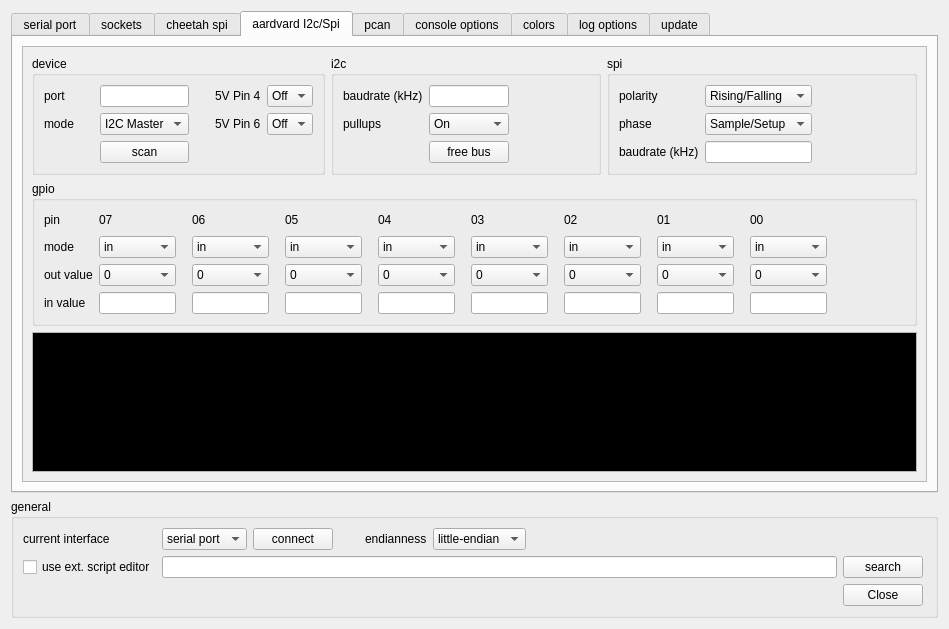
Before: the Qt Designer form ScriptCommunicator/settingsdialog.ui in szieke/ScriptCommunicator_serial-terminal, drawn with Qt 5.
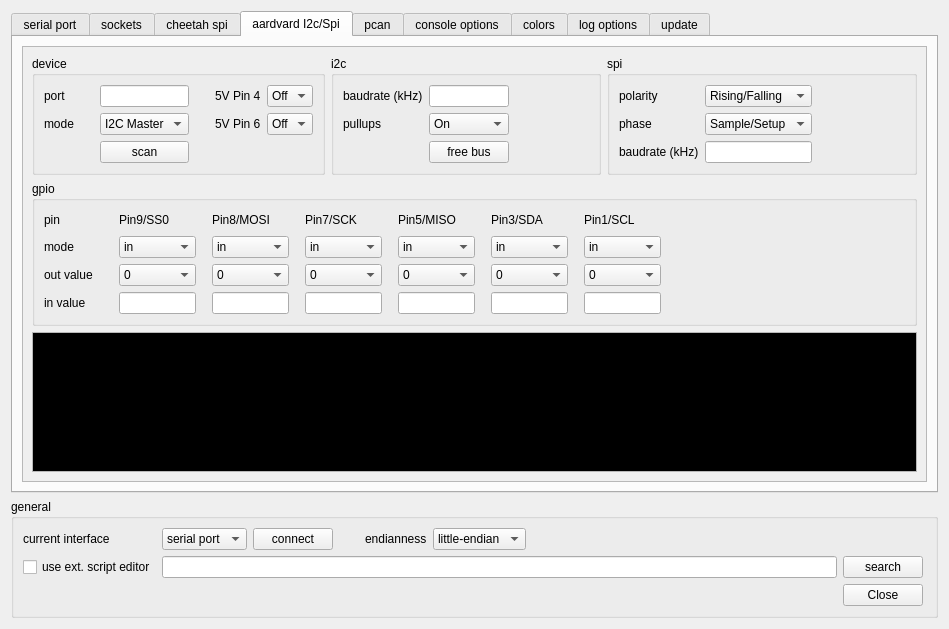
After: the same form once the commit is applied. The open tabs and pages were chosen to show the change. Icons and pictures are not drawn. Custom widgets are drawn as their Qt base class.

Commit message: Aardvard I2C/SPI implemented.

```diff
--- a/ScriptCommunicator/settingsdialog.ui
+++ b/ScriptCommunicator/settingsdialog.ui
@@ -1147,8 +1147,8 @@
            <rect>
             <x>0</x>
             <y>0</y>
-            <width>769</width>
-            <height>352</height>
+            <width>905</width>
+            <height>445</height>
            </rect>
           </property>
           <layout class="QGridLayout" name="gridLayout_18">
@@ -1350,22 +1350,6 @@
               <string>gpio</string>
              </property>
              <layout class="QGridLayout" name="gridLayout_17">
-              <item row="1" column="4">
-               <spacer name="horizontalSpacer_16">
-                <property name="orientation">
-                 <enum>Qt::Horizontal</enum>
-                </property>
-                <property name="sizeType">
-                 <enum>QSizePolicy::Fixed</enum>
-                </property>
-                <property name="sizeHint" stdset="0">
-                 <size>
-                  <width>10</width>
-                  <height>20</height>
-                 </size>
-                </property>
-               </spacer>
-              </item>
               <item row="3" column="0">
                <widget class="QLabel" name="label_43">
                 <property name="text">
@@ -1373,287 +1357,30 @@
                 </property>
                </widget>
               </item>
-              <item row="2" column="15">
-               <widget class="QComboBox" name="aardvardGpioOutValue0">
-                <item>
-                 <property name="text">
-                  <string>0</string>
-                 </property>
-                </item>
-                <item>
-                 <property name="text">
-                  <string>1</string>
-                 </property>
-                </item>
-               </widget>
-              </item>
-              <item row="0" column="11">
-               <widget class="QLabel" name="label_48">
-                <property name="text">
-                 <string>02</string>
+              <item row="1" column="2">
+               <spacer name="horizontalSpacer_16">
+                <property name="orientation">
+                 <enum>Qt::Horizontal</enum>
                 </property>
-               </widget>
-              </item>
-              <item row="2" column="13">
-               <widget class="QComboBox" name="aardvardGpioOutValue1">
-                <item>
-                 <property name="text">
-                  <string>0</string>
-                 </property>
-                </item>
-                <item>
-                 <property name="text">
-                  <string>1</string>
-                 </property>
-                </item>
-               </widget>
-              </item>
-              <item row="3" column="1">
-               <widget class="QLineEdit" name="aardvardGpioInValue7">
-                <property name="sizePolicy">
-                 <sizepolicy hsizetype="Ignored" vsizetype="Fixed">
-                  <horstretch>0</horstretch>
-                  <verstretch>0</verstretch>
-                 </sizepolicy>
+                <property name="sizeType">
+                 <enum>QSizePolicy::Fixed</enum>
                 </property>
-                <property name="readOnly">
-                 <bool>true</bool>
+                <property name="sizeHint" stdset="0">
+                 <size>
+                  <width>10</width>
+                  <height>20</height>
+                 </size>
                 </property>
-               </widget>
-              </item>
-              <item row="0" column="0">
-               <widget class="QLabel" name="label_39">
-                <property name="text">
-                 <string>pin</string>
-                </property>
-               </widget>
-              </item>
-              <item row="0" column="13">
-               <widget class="QLabel" name="label_49">
-                <property name="text">
-                 <string>01</string>
-                </property>
-               </widget>
-              </item>
-              <item row="1" column="9">
-               <widget class="QComboBox" name="aardvardGpioMode3">
-                <item>
-                 <property name="text">
-                  <string>in</string>
-                 </property>
-                </item>
-                <item>
-                 <property name="text">
-                  <string>out</string>
-                 </property>
-                </item>
-                <item>
-                 <property name="text">
-                  <string>in pullup</string>
-                 </property>
-                </item>
-               </widget>
-              </item>
-              <item row="2" column="7">
-               <widget class="QComboBox" name="aardvardGpioOutValue4">
-                <item>
-                 <property name="text">
-                  <string>0</string>
-                 </property>
-                </item>
-                <item>
-                 <property name="text">
-                  <string>1</string>
-                 </property>
-                </item>
-               </widget>
-              </item>
-              <item row="1" column="1">
-               <widget class="QComboBox" name="aardvardGpioMode7">
-                <item>
-                 <property name="text">
-                  <string>in</string>
-                 </property>
-                </item>
-                <item>
-                 <property name="text">
-                  <string>out</string>
-                 </property>
-                </item>
-                <item>
-                 <property name="text">
-                  <string>in pullup</string>
-                 </property>
-                </item>
-               </widget>
-              </item>
-              <item row="1" column="11">
-               <widget class="QComboBox" name="aardvardGpioMode2">
-                <item>
-                 <property name="text">
-                  <string>in</string>
-                 </property>
-                </item>
-                <item>
-                 <property name="text">
-                  <string>out</string>
-                 </property>
-                </item>
-                <item>
-                 <property name="text">
-                  <string>in pullup</string>
-                 </property>
-                </item>
-               </widget>
-              </item>
-              <item row="2" column="1">
-               <widget class="QComboBox" name="aardvardGpioOutValue7">
-                <item>
-                 <property name="text">
-                  <string>0</string>
-                 </property>
-                </item>
-                <item>
-                 <property name="text">
-                  <string>1</string>
-                 </property>
-                </item>
-               </widget>
+               </spacer>
               </item>
               <item row="0" column="7">
-               <widget class="QLabel" name="label_46">
-                <property name="text">
-                 <string>04</string>
-                </property>
-               </widget>
-              </item>
-              <item row="2" column="9">
-               <widget class="QComboBox" name="aardvardGpioOutValue3">
-                <item>
-                 <property name="text">
-                  <string>0</string>
-                 </property>
-                </item>
-                <item>
-                 <property name="text">
-                  <string>1</string>
-                 </property>
-                </item>
-               </widget>
-              </item>
-              <item row="2" column="0">
-               <widget class="QLabel" name="label_42">
-                <property name="text">
-                 <string>out value</string>
-                </property>
-               </widget>
-              </item>
-              <item row="0" column="16">
-               <spacer name="horizontalSpacer_14">
-                <property name="orientation">
-                 <enum>Qt::Horizontal</enum>
-                </property>
-                <property name="sizeHint" stdset="0">
-                 <size>
-                  <width>40</width>
-                  <height>20</height>
-                 </size>
-                </property>
-               </spacer>
-              </item>
-              <item row="0" column="1">
-               <widget class="QLabel" name="label_40">
-                <property name="text">
-                 <string>07</string>
-                </property>
-               </widget>
-              </item>
-              <item row="1" column="15">
-               <widget class="QComboBox" name="aardvardGpioMode0">
-                <item>
-                 <property name="text">
-                  <string>in</string>
-                 </property>
-                </item>
-                <item>
-                 <property name="text">
-                  <string>out</string>
-                 </property>
-                </item>
-                <item>
-                 <property name="text">
-                  <string>in pullup</string>
-                 </property>
-                </item>
-               </widget>
-              </item>
-              <item row="1" column="5">
-               <widget class="QComboBox" name="aardvardGpioMode5">
-                <item>
-                 <property name="text">
-                  <string>in</string>
-                 </property>
-                </item>
-                <item>
-                 <property name="text">
-                  <string>out</string>
-                 </property>
-                </item>
-                <item>
-                 <property name="text">
-                  <string>in pullup</string>
-                 </property>
-                </item>
-               </widget>
-              </item>
-              <item row="2" column="3">
-               <widget class="QComboBox" name="aardvardGpioOutValue6">
-                <item>
-                 <property name="text">
-                  <string>0</string>
-                 </property>
-                </item>
-                <item>
-                 <property name="text">
-                  <string>1</string>
-                 </property>
-                </item>
-               </widget>
-              </item>
-              <item row="1" column="0">
-               <widget class="QLabel" name="label_41">
-                <property name="text">
-                 <string>mode</string>
-                </property>
-               </widget>
-              </item>
-              <item row="1" column="13">
-               <widget class="QComboBox" name="aardvardGpioMode1">
-                <item>
-                 <property name="text">
-                  <string>in</string>
-                 </property>
-                </item>
-                <item>
-                 <property name="text">
-                  <string>out</string>
-                 </property>
-                </item>
-                <item>
-                 <property name="text">
-                  <string>in pullup</string>
-                 </property>
-                </item>
-               </widget>
-              </item>
-              <item row="0" column="9">
                <widget class="QLabel" name="label_47">
                 <property name="text">
-                 <string>03</string>
+                 <string>Pin7/SCK</string>
                 </property>
                </widget>
               </item>
-              <item row="2" column="5">
+              <item row="2" column="3">
                <widget class="QComboBox" name="aardvardGpioOutValue5">
                 <item>
                  <property name="text">
@@ -1667,40 +1394,7 @@
                 </item>
                </widget>
               </item>
-              <item row="0" column="5">
-               <widget class="QLabel" name="label_45">
-                <property name="text">
-                 <string>05</string>
-                </property>
-               </widget>
-              </item>
-              <item row="1" column="7">
-               <widget class="QComboBox" name="aardvardGpioMode4">
-                <item>
-                 <property name="text">
-                  <string>in</string>
-                 </property>
-                </item>
-                <item>
-                 <property name="text">
-                  <string>out</string>
-                 </property>
-                </item>
-                <item>
-                 <property name="text">
-                  <string>in pullup</string>
-                 </property>
-                </item>
-               </widget>
-              </item>
-              <item row="0" column="15">
-               <widget class="QLabel" name="label_50">
-                <property name="text">
-                 <string>00</string>
-                </property>
-               </widget>
-              </item>
-              <item row="2" column="11">
+              <item row="2" column="9">
                <widget class="QComboBox" name="aardvardGpioOutValue2">
                 <item>
                  <property name="text">
@@ -1714,46 +1408,7 @@
                 </item>
                </widget>
               </item>
-              <item row="1" column="3">
-               <widget class="QComboBox" name="aardvardGpioMode6">
-                <item>
-                 <property name="text">
-                  <string>in</string>
-                 </property>
-                </item>
-                <item>
-                 <property name="text">
-                  <string>out</string>
-                 </property>
-                </item>
-                <item>
-                 <property name="text">
-                  <string>in pullup</string>
-                 </property>
-                </item>
-               </widget>
-              </item>
-              <item row="0" column="3">
-               <widget class="QLabel" name="label_44">
-                <property name="text">
-                 <string>06</string>
-                </property>
-               </widget>
-              </item>
-              <item row="3" column="3">
-               <widget class="QLineEdit" name="aardvardGpioInValue6">
-                <property name="sizePolicy">
-                 <sizepolicy hsizetype="Ignored" vsizetype="Fixed">
-                  <horstretch>0</horstretch>
-                  <verstretch>0</verstretch>
-                 </sizepolicy>
-                </property>
-                <property name="readOnly">
-                 <bool>true</bool>
-                </property>
-               </widget>
-              </item>
-              <item row="3" column="15">
+              <item row="3" column="13">
                <widget class="QLineEdit" name="aardvardGpioInValue0">
                 <property name="sizePolicy">
                  <sizepolicy hsizetype="Ignored" vsizetype="Fixed">
@@ -1767,20 +1422,7 @@
                </widget>
               </item>
               <item row="3" column="5">
-               <widget class="QLineEdit" name="aardvardGpioInValue5">
-                <property name="sizePolicy">
-                 <sizepolicy hsizetype="Ignored" vsizetype="Fixed">
-                  <horstretch>0</horstretch>
-                  <verstretch>0</verstretch>
-                 </sizepolicy>
-                </property>
-                <property name="readOnly">
-                 <bool>true</bool>
-                </property>
-               </widget>
-              </item>
-              <item row="3" column="13">
-               <widget class="QLineEdit" name="aardvardGpioInValue1">
+               <widget class="QLineEdit" name="aardvardGpioInValue4">
                 <property name="sizePolicy">
                  <sizepolicy hsizetype="Ignored" vsizetype="Fixed">
                   <horstretch>0</horstretch>
@@ -1793,7 +1435,7 @@
                </widget>
               </item>
               <item row="3" column="9">
-               <widget class="QLineEdit" name="aardvardGpioInValue3">
+               <widget class="QLineEdit" name="aardvardGpioInValue2">
                 <property name="sizePolicy">
                  <sizepolicy hsizetype="Ignored" vsizetype="Fixed">
                   <horstretch>0</horstretch>
@@ -1806,7 +1448,7 @@
                </widget>
               </item>
               <item row="3" column="7">
-               <widget class="QLineEdit" name="aardvardGpioInValue4">
+               <widget class="QLineEdit" name="aardvardGpioInValue3">
                 <property name="sizePolicy">
                  <sizepolicy hsizetype="Ignored" vsizetype="Fixed">
                   <horstretch>0</horstretch>
@@ -1818,8 +1460,60 @@
                 </property>
                </widget>
               </item>
+              <item row="1" column="11">
+               <widget class="QComboBox" name="aardvardGpioMode1">
+                <item>
+                 <property name="text">
+                  <string>in</string>
+                 </property>
+                </item>
+                <item>
+                 <property name="text">
+                  <string>out</string>
+                 </property>
+                </item>
+                <item>
+                 <property name="text">
+                  <string>in pullup</string>
+                 </property>
+                </item>
+               </widget>
+              </item>
+              <item row="1" column="5">
+               <widget class="QComboBox" name="aardvardGpioMode4">
+                <item>
+                 <property name="text">
+                  <string>in</string>
+                 </property>
+                </item>
+                <item>
+                 <property name="text">
+                  <string>out</string>
+                 </property>
+                </item>
+                <item>
+                 <property name="text">
+                  <string>in pullup</string>
+                 </property>
+                </item>
+               </widget>
+              </item>
+              <item row="0" column="13">
+               <widget class="QLabel" name="label_50">
+                <property name="text">
+                 <string>Pin1/SCL</string>
+                </property>
+               </widget>
+              </item>
+              <item row="0" column="3">
+               <widget class="QLabel" name="label_45">
+                <property name="text">
+                 <string>Pin9/SS0</string>
+                </property>
+               </widget>
+              </item>
               <item row="3" column="11">
-               <widget class="QLineEdit" name="aardvardGpioInValue2">
+               <widget class="QLineEdit" name="aardvardGpioInValue1">
                 <property name="sizePolicy">
                  <sizepolicy hsizetype="Ignored" vsizetype="Fixed">
                   <horstretch>0</horstretch>
@@ -1831,6 +1525,206 @@
                 </property>
                </widget>
               </item>
+              <item row="3" column="3">
+               <widget class="QLineEdit" name="aardvardGpioInValue5">
+                <property name="sizePolicy">
+                 <sizepolicy hsizetype="Ignored" vsizetype="Fixed">
+                  <horstretch>0</horstretch>
+                  <verstretch>0</verstretch>
+                 </sizepolicy>
+                </property>
+                <property name="readOnly">
+                 <bool>true</bool>
+                </property>
+               </widget>
+              </item>
+              <item row="1" column="0">
+               <widget class="QLabel" name="label_41">
+                <property name="text">
+                 <string>mode</string>
+                </property>
+               </widget>
+              </item>
+              <item row="1" column="3">
+               <widget class="QComboBox" name="aardvardGpioMode5">
+                <item>
+                 <property name="text">
+                  <string>in</string>
+                 </property>
+                </item>
+                <item>
+                 <property name="text">
+                  <string>out</string>
+                 </property>
+                </item>
+                <item>
+                 <property name="text">
+                  <string>in pullup</string>
+                 </property>
+                </item>
+               </widget>
+              </item>
+              <item row="1" column="13">
+               <widget class="QComboBox" name="aardvardGpioMode0">
+                <item>
+                 <property name="text">
+                  <string>in</string>
+                 </property>
+                </item>
+                <item>
+                 <property name="text">
+                  <string>out</string>
+                 </property>
+                </item>
+                <item>
+                 <property name="text">
+                  <string>in pullup</string>
+                 </property>
+                </item>
+               </widget>
+              </item>
+              <item row="2" column="11">
+               <widget class="QComboBox" name="aardvardGpioOutValue1">
+                <item>
+                 <property name="text">
+                  <string>0</string>
+                 </property>
+                </item>
+                <item>
+                 <property name="text">
+                  <string>1</string>
+                 </property>
+                </item>
+               </widget>
+              </item>
+              <item row="2" column="5">
+               <widget class="QComboBox" name="aardvardGpioOutValue4">
+                <item>
+                 <property name="text">
+                  <string>0</string>
+                 </property>
+                </item>
+                <item>
+                 <property name="text">
+                  <string>1</string>
+                 </property>
+                </item>
+               </widget>
+              </item>
+              <item row="1" column="7">
+               <widget class="QComboBox" name="aardvardGpioMode3">
+                <item>
+                 <property name="text">
+                  <string>in</string>
+                 </property>
+                </item>
+                <item>
+                 <property name="text">
+                  <string>out</string>
+                 </property>
+                </item>
+                <item>
+                 <property name="text">
+                  <string>in pullup</string>
+                 </property>
+                </item>
+               </widget>
+              </item>
+              <item row="1" column="9">
+               <widget class="QComboBox" name="aardvardGpioMode2">
+                <item>
+                 <property name="text">
+                  <string>in</string>
+                 </property>
+                </item>
+                <item>
+                 <property name="text">
+                  <string>out</string>
+                 </property>
+                </item>
+                <item>
+                 <property name="text">
+                  <string>in pullup</string>
+                 </property>
+                </item>
+               </widget>
+              </item>
+              <item row="0" column="0">
+               <widget class="QLabel" name="label_39">
+                <property name="text">
+                 <string>pin</string>
+                </property>
+               </widget>
+              </item>
+              <item row="0" column="11">
+               <widget class="QLabel" name="label_49">
+                <property name="text">
+                 <string>Pin3/SDA</string>
+                </property>
+               </widget>
+              </item>
+              <item row="0" column="5">
+               <widget class="QLabel" name="label_46">
+                <property name="text">
+                 <string>Pin8/MOSI</string>
+                </property>
+               </widget>
+              </item>
+              <item row="2" column="0">
+               <widget class="QLabel" name="label_42">
+                <property name="text">
+                 <string>out value</string>
+                </property>
+               </widget>
+              </item>
+              <item row="2" column="7">
+               <widget class="QComboBox" name="aardvardGpioOutValue3">
+                <item>
+                 <property name="text">
+                  <string>0</string>
+                 </property>
+                </item>
+                <item>
+                 <property name="text">
+                  <string>1</string>
+                 </property>
+                </item>
+               </widget>
+              </item>
+              <item row="0" column="14">
+               <spacer name="horizontalSpacer_14">
+                <property name="orientation">
+                 <enum>Qt::Horizontal</enum>
+                </property>
+                <property name="sizeHint" stdset="0">
+                 <size>
+                  <width>40</width>
+                  <height>20</height>
+                 </size>
+                </property>
+               </spacer>
+              </item>
+              <item row="0" column="9">
+               <widget class="QLabel" name="label_48">
+                <property name="text">
+                 <string>Pin5/MISO</string>
+                </property>
+               </widget>
+              </item>
+              <item row="2" column="13">
+               <widget class="QComboBox" name="aardvardGpioOutValue0">
+                <item>
+                 <property name="text">
+                  <string>0</string>
+                 </property>
+                </item>
+                <item>
+                 <property name="text">
+                  <string>1</string>
+                 </property>
+                </item>
+               </widget>
+              </item>
               <item row="4" column="0">
                <spacer name="verticalSpacer_12">
                 <property name="orientation">
@@ -1844,56 +1738,24 @@
                 </property>
                </spacer>
               </item>
-              <item row="1" column="2">
-               <spacer name="horizontalSpacer_15">
-                <property name="orientation">
-                 <enum>Qt::Horizontal</enum>
-                </property>
-                <property name="sizeType">
-                 <enum>QSizePolicy::Fixed</enum>
-                </property>
-                <property name="sizeHint" stdset="0">
-                 <size>
-                  <width>10</width>
-                  <height>20</height>
-                 </size>
-                </property>
-               </spacer>
-              </item>
-              <item row="1" column="14">
-               <spacer name="horizontalSpacer_22">
-                <property name="orientation">
-                 <enum>Qt::Horizontal</enum>
-                </property>
-                <property name="sizeType">
-                 <enum>QSizePolicy::Fixed</enum>
-                </property>
-                <property name="sizeHint" stdset="0">
-                 <size>
-                  <width>10</width>
-                  <height>20</height>
-                 </size>
-                </property>
-               </spacer>
-              </item>
-              <item row="1" column="6">
-               <spacer name="horizontalSpacer_17">
-                <property name="orientation">
-                 <enum>Qt::Horizontal</enum>
-                </property>
-                <property name="sizeType">
-                 <enum>QSizePolicy::Fixed</enum>
-                </property>
-                <property name="sizeHint" stdset="0">
-                 <size>
-                  <width>10</width>
-                  <height>20</height>
-                 </size>
-                </property>
-               </spacer>
-              </item>
               <item row="1" column="12">
-               <spacer name="horizontalSpacer_21">
+               <spacer name="horizontalSpacer_22">
+                <property name="orientation">
+                 <enum>Qt::Horizontal</enum>
+                </property>
+                <property name="sizeType">
+                 <enum>QSizePolicy::Fixed</enum>
+                </property>
+                <property name="sizeHint" stdset="0">
+                 <size>
+                  <width>10</width>
+                  <height>20</height>
+                 </size>
+                </property>
+               </spacer>
+              </item>
+              <item row="1" column="6">
+               <spacer name="horizontalSpacer_19">
                 <property name="orientation">
                  <enum>Qt::Horizontal</enum>
                 </property>
@@ -1909,7 +1771,23 @@
                </spacer>
               </item>
               <item row="1" column="10">
-               <spacer name="horizontalSpacer_20">
+               <spacer name="horizontalSpacer_21">
+                <property name="orientation">
+                 <enum>Qt::Horizontal</enum>
+                </property>
+                <property name="sizeType">
+                 <enum>QSizePolicy::Fixed</enum>
+                </property>
+                <property name="sizeHint" stdset="0">
+                 <size>
+                  <width>10</width>
+                  <height>20</height>
+                 </size>
+                </property>
+               </spacer>
+              </item>
+              <item row="1" column="1">
+               <spacer name="horizontalSpacer_15">
                 <property name="orientation">
                  <enum>Qt::Horizontal</enum>
                 </property>
@@ -1925,7 +1803,23 @@
                </spacer>
               </item>
               <item row="1" column="8">
-               <spacer name="horizontalSpacer_19">
+               <spacer name="horizontalSpacer_20">
+                <property name="orientation">
+                 <enum>Qt::Horizontal</enum>
+                </property>
+                <property name="sizeType">
+                 <enum>QSizePolicy::Fixed</enum>
+                </property>
+                <property name="sizeHint" stdset="0">
+                 <size>
+                  <width>10</width>
+                  <height>20</height>
+                 </size>
+                </property>
+               </spacer>
+              </item>
+              <item row="1" column="4">
+               <spacer name="horizontalSpacer_17">
                 <property name="orientation">
                  <enum>Qt::Horizontal</enum>
                 </property>
```
Left out of the diff: 28 changed lines with no effect on the pictures. The commit also changes 5 other files.
